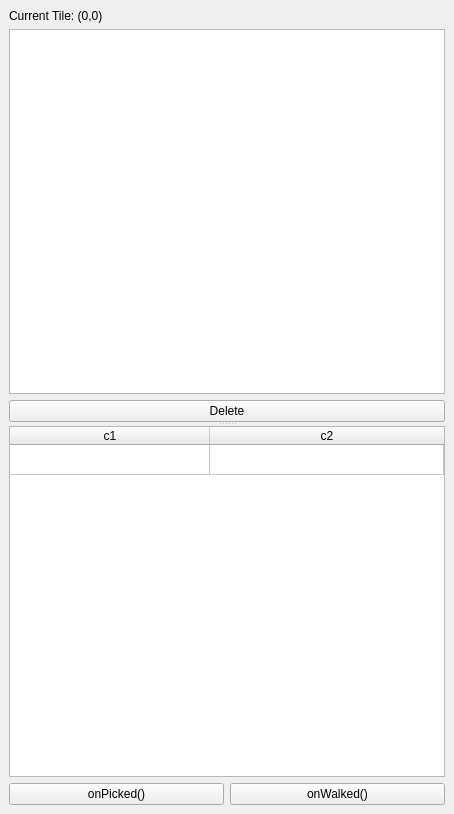
The window that src/editor/gui/sceneGraphWindow.ui (snizzo/lucrezia) describes before a commit, drawn with Qt 5.
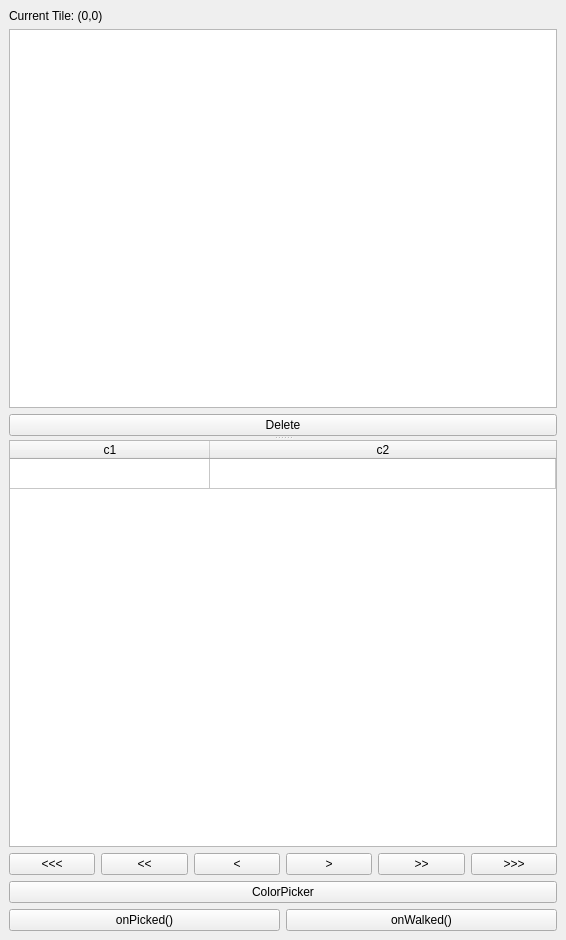
The same window after the commit.

```diff
--- a/src/editor/gui/sceneGraphWindow.ui
+++ b/src/editor/gui/sceneGraphWindow.ui
@@ -6,8 +6,8 @@
    <rect>
     <x>0</x>
     <y>0</y>
-    <width>454</width>
-    <height>814</height>
+    <width>566</width>
+    <height>940</height>
    </rect>
   </property>
   <property name="windowTitle">
@@ -66,7 +66,7 @@
         </item>
        </layout>
       </widget>
-      <widget class="QWidget" name="">
+      <widget class="QWidget" name="layoutWidget">
        <layout class="QVBoxLayout" name="verticalLayout_2">
         <item>
          <widget class="QTableWidget" name="propertiesTable">
@@ -120,6 +120,59 @@
           </column>
          </widget>
         </item>
+        <item>
+         <layout class="QHBoxLayout" name="horizontalLayout_2">
+          <item>
+           <widget class="QPushButton" name="decrease3Button">
+            <property name="text">
+             <string>&lt;&lt;&lt;</string>
+            </property>
+           </widget>
+          </item>
+          <item>
+           <widget class="QPushButton" name="decrease2Button">
+            <property name="text">
+             <string>&lt;&lt;</string>
+            </property>
+           </widget>
+          </item>
+          <item>
+           <widget class="QPushButton" name="decreaseButton">
+            <property name="text">
+             <string>&lt;</string>
+            </property>
+           </widget>
+          </item>
+          <item>
+           <widget class="QPushButton" name="increaseButton">
+            <property name="text">
+             <string>&gt;</string>
+            </property>
+           </widget>
+          </item>
+          <item>
+           <widget class="QPushButton" name="increase2Button">
+            <property name="text">
+             <string>&gt;&gt;</string>
+            </property>
+           </widget>
+          </item>
+          <item>
+           <widget class="QPushButton" name="increase3Button">
+            <property name="text">
+             <string>&gt;&gt;&gt;</string>
+            </property>
+           </widget>
+          </item>
+         </layout>
+        </item>
+        <item>
+         <widget class="QPushButton" name="colorPickerButton">
+          <property name="text">
+           <string>ColorPicker</string>
+          </property>
+         </widget>
+        </item>
         <item>
          <layout class="QHBoxLayout" name="horizontalLayout">
           <item>
```
Left out of the diff: 4 changed lines with no effect on the pictures.
